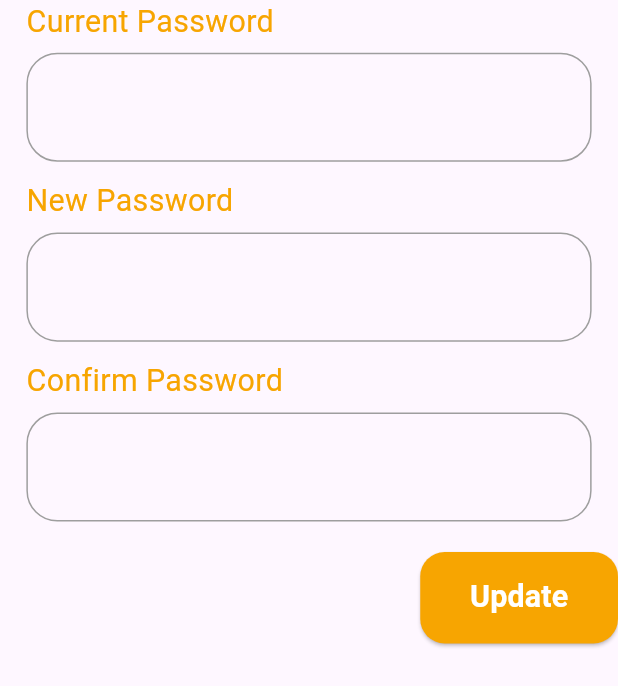
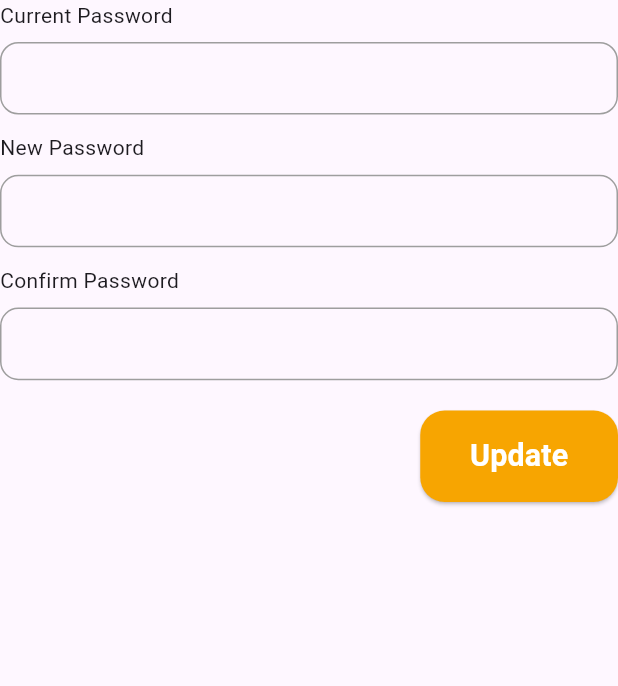
Before and after one commit to mosayyyed/ieee_open_learning_platform, a Flutter app: the ChangePasswordForm widget shown alone on an empty page, opened directly, on a phone screen of 412 x 824 dp. Shown: the top 686 px of the screen. Run offline on Flutter 3.47's test engine with Material 3 defaults, Android fonts, the phone set to English and light mode, and no system bars; our stand-ins replace flutter_screenutil, go_router.

```diff
--- a/lib/core/widgets/custom_text_field.dart
+++ b/lib/core/widgets/custom_text_field.dart
@@ -66,6 +66,7 @@ class CustomTextField extends StatelessWidget {
             prefixIcon: prefixIcon,
             suffixIcon: suffixIcon,
             hintText: hintText,
+            hintStyle: Styles.textStyle16.copyWith(color: const Color(0xFFB3B3B3)),
             filled: fillColor != null,
             fillColor: fillColor,
             contentPadding: contentPadding ??
--- /dev/null
+++ b/lib/core/widgets/labeled_text_field.dart
@@ -0,0 +1,35 @@
+import 'package:flutter/material.dart';
+import 'custom_text_field.dart';
+
+class LabeledTextField extends StatelessWidget {
+  final Widget labelWidget;
+  final bool obscureText;
+  final String? hintText;
+  final TextEditingController? controller;
+  final int? maxLength;
+
+  const LabeledTextField({
+    super.key,
+    required this.labelWidget,
+    this.obscureText = false,
+    this.hintText,
+    this.controller, this.maxLength = 1,
+  });
+
+  @override
+  Widget build(BuildContext context) {
+    return Column(
+      crossAxisAlignment: CrossAxisAlignment.start,
+      children: [
+        labelWidget,
+        const SizedBox(height: 8),
+        CustomTextField(
+          obscureText: obscureText,
+          hintText: hintText,
+          controller: controller,
+          maxLines:maxLength,
+        ),
+      ],
+    );
+  }
+}
--- a/lib/features/settings/presentation/widgets/change_password_form.dart
+++ b/lib/features/settings/presentation/widgets/change_password_form.dart
@@ -1,6 +1,6 @@
 import 'package:flutter/material.dart';
 import 'package:flutter_screenutil/flutter_screenutil.dart';
-import 'package:intermediate_final_project/features/settings/presentation/widgets/custom_password_field.dart';
+import 'package:intermediate_final_project/core/widgets/labeled_text_field.dart';
 
 import 'update_button.dart';
 class ChangePasswordForm extends StatelessWidget {
@@ -11,11 +11,11 @@ class ChangePasswordForm extends StatelessWidget {
     return Column(
       crossAxisAlignment: CrossAxisAlignment.start,
       children: [
-        const CustomPasswordField(label: "Current Password"),
+        const LabeledTextField(labelWidget: Text("Current Password"),),
         SizedBox(height: 12.h),
-        const CustomPasswordField(label: "New Password"),
+        const LabeledTextField(labelWidget: Text("New Password"), ),
         SizedBox(height: 12.h),
-        const CustomPasswordField(label: "Confirm Password"),
+        const LabeledTextField(labelWidget: Text("Confirm Password"),),
         SizedBox(height: 20.h),
         Align(
           alignment: Alignment.centerRight,
--- a/lib/features/settings/presentation/widgets/custom_password_field.dart
+++ /dev/null
@@ -1,35 +0,0 @@
-import 'package:flutter/material.dart';
-import 'package:flutter_screenutil/flutter_screenutil.dart';
-import 'package:intermediate_final_project/core/widgets/custom_text_field.dart';
-
-import '../../../../core/theming/app_colors.dart';
-import '../../../../core/theming/app_styles.dart';
-
-class CustomPasswordField extends StatelessWidget {
-  const CustomPasswordField({super.key, required this.label});
-
-  final String label;
-
-  @override
-  Widget build(BuildContext context) {
-    return Padding(
-      padding:  EdgeInsets.symmetric(horizontal: 16.0.w),
-      child: Column(
-        crossAxisAlignment: CrossAxisAlignment.start,
-        children: [
-          Text(
-            label,
-            style: Styles.textStyle20.copyWith(color: AppColors.primary),
-          ),
-          SizedBox(height: 6.h),
-          CustomTextField(
-            obscureText: true,
-
-            contentPadding: EdgeInsets.symmetric(horizontal: 24.w,vertical: 24.h),
-            borderRadius: 20.r,
-          ),
-        ],
-      ),
-    );
-  }
-}
--- a/lib/features/settings/presentation/widgets/toggle_row_section.dart
+++ b/lib/features/settings/presentation/widgets/toggle_row_section.dart
@@ -16,7 +16,7 @@ class CustomRowToggleSection extends StatefulWidget {
     this.subTitle,
     this.initialValue = false,
     this.onChanged,
-    this.titleColor = AppColors.black19
+    this.titleColor = AppColors.black19,
   });
 
   @override
```
Also changed, not shown: lib/core/utils/app_router.dart (+6 -3 lines), lib/features/profile/presentation/views/profile_view.dart (added, +16 -0 lines), lib/features/profile/presentation/widgets/courses_list_view.dart (added, +63 -0 lines), lib/features/profile/presentation/widgets/courses_list_view_item.dart (added, +71 -0 lines), lib/features/profile/presentation/widgets/label_widget.dart (added, +26 -0 lines), lib/features/profile/presentation/widgets/profile_image.dart (added, +14 -0 lines), lib/features/profile/presentation/widgets/profile_view_body.dart (added, +55 -0 lines), lib/features/settings/presentation/views/contact_us_view.dart (added, +16 -0 lines), lib/features/settings/presentation/widgets/contact_us_body.dart (added, +10 -0 lines).
